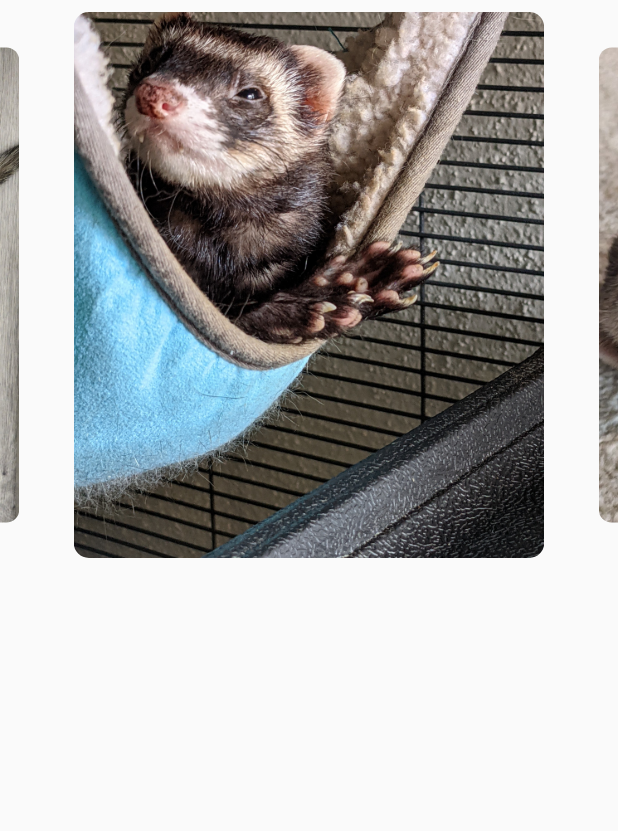
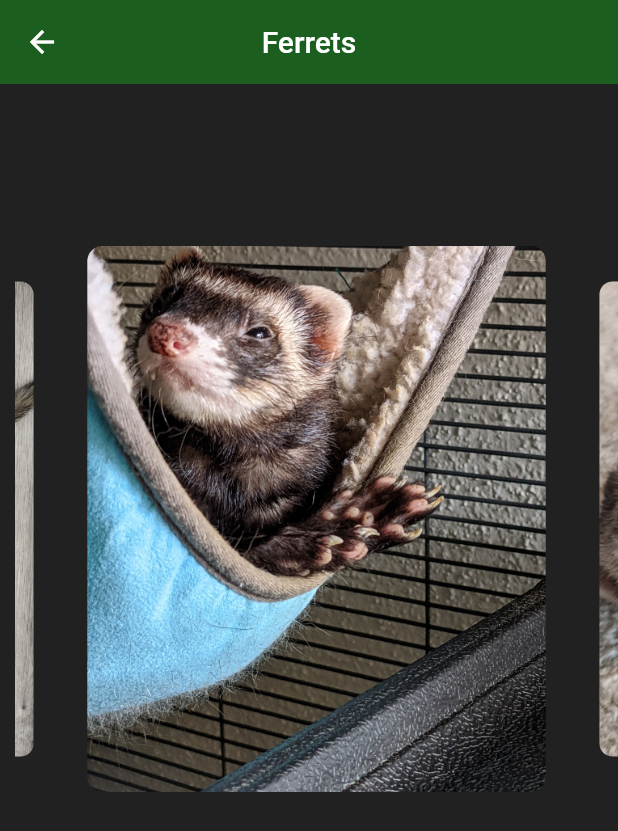
Before and after one commit to zeroax1s/app1, a Flutter app: the screen it shows after launch, swiped to page 3, on a phone screen of 412 x 824 dp. Shown: the top 831 px of the screen. Run offline on Flutter 3.47's test engine with Material 2 defaults, Android fonts, the phone set to English and light mode, and no system bars; drawn by our look-alikes of carousel_slider.

Commit message:
theme-ing

```diff
--- a/carouselfun/lib/Pages/home.dart
+++ b/carouselfun/lib/Pages/home.dart
@@ -23,7 +23,16 @@ class _HomeState extends State<Home> {
   @override
   Widget build(BuildContext context) {
     return Scaffold(
-      body: ListView(children: [
+      backgroundColor: Colors.grey[900],
+      appBar: AppBar(
+        backgroundColor: Colors.green[900],
+        title: Text('Ferrets'),
+        centerTitle: true,
+        elevation: 0,
+      ),
+      body: Padding(
+        padding: const EdgeInsets.fromLTRB(10, 100, 0, 0),
+        child: ListView(children: [
           CarouselSlider(
             items: [
               Container(
@@ -79,6 +88,7 @@ class _HomeState extends State<Home> {
             ),
           ),
         ]),
+      ),
     );
   }
 }
```
Lines whose indentation alone changed are shown as unchanged.
